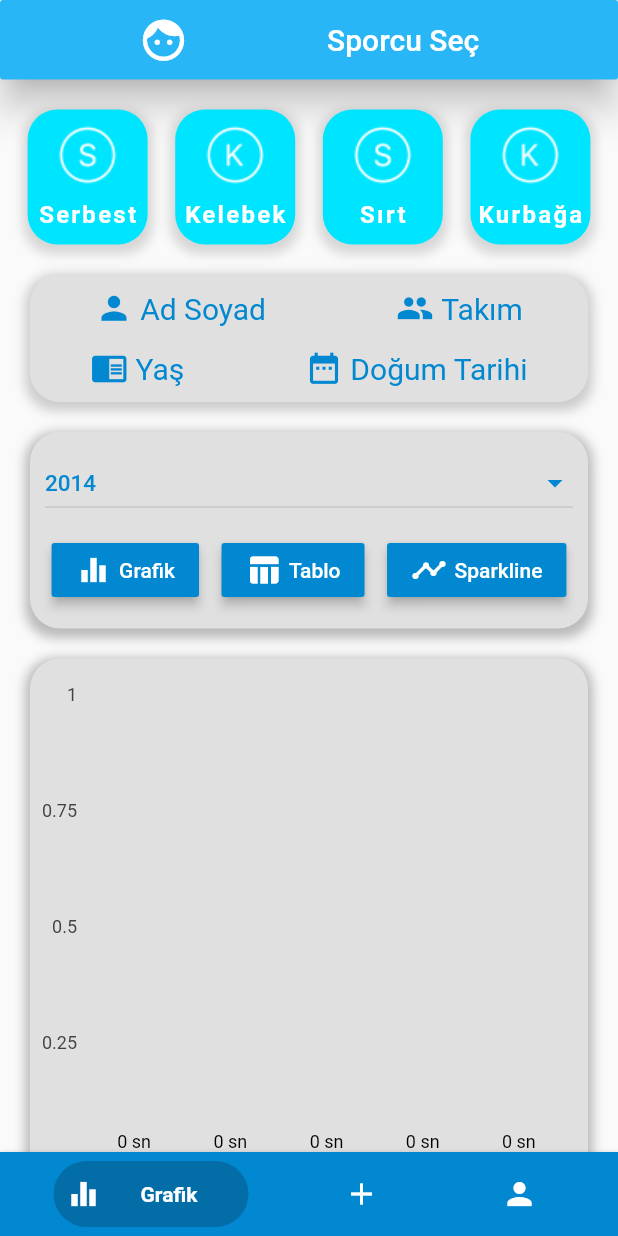
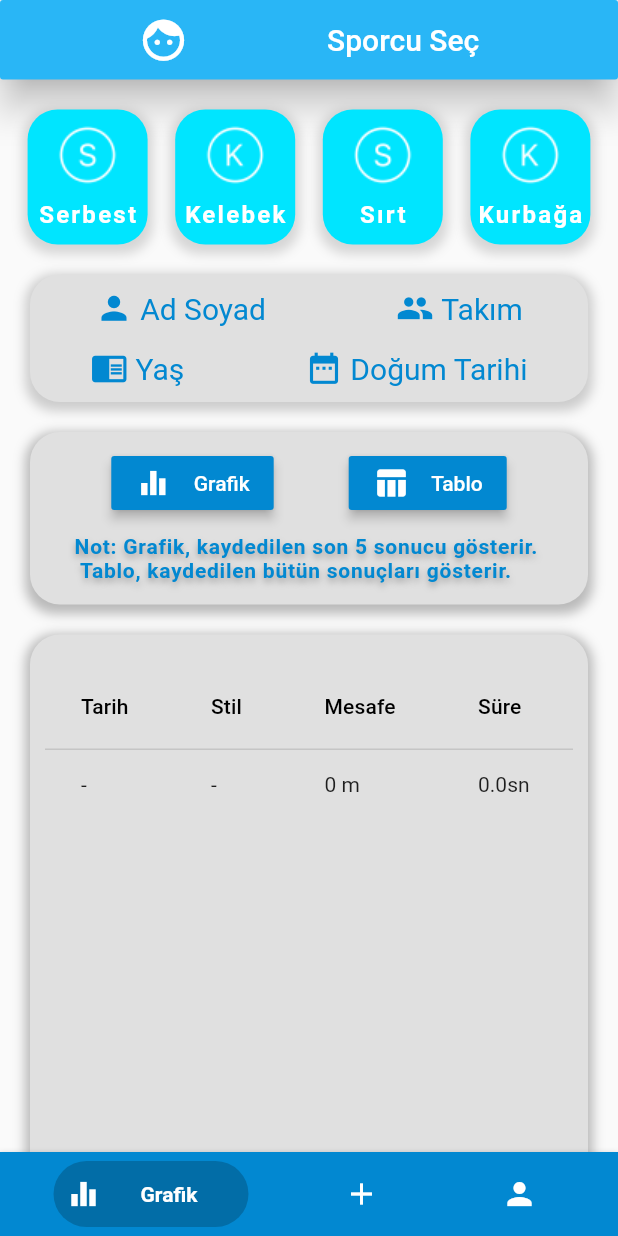
Before and after one commit to mertguven/Scoach, a Flutter app: the HomePage screen opened directly, after a tap on "Tablo", on a phone screen of 412 x 824 dp. Run offline on Flutter 3.47's test engine with Material 2 defaults, Android fonts, the phone set to English and light mode, and no system bars; drawn by our look-alikes of bottom_navy_bar; our stand-ins replace animated_text_kit, charts_flutter, cloud_firestore, firebase_auth, firebase_storage, get_it and 3 more; accounts and stored records are empty; network calls fail.

Commit message:
Grafik ekranı tablo eklendi

```diff
--- a/lib/model/swimmer.dart
+++ b/lib/model/swimmer.dart
@@ -1,17 +1,16 @@
-import 'package:time_formatter/time_formatter.dart';
-
-
 class Swimmer{
 
   final int swimmerId;
   String swimmerNameSurname;
   String swimmerTeam;
   int swimmerAge;
-  int styleTime;
+  double styleTime;
   String created;
   int mesafe;
+  int distance;
+  String style;
 
-  Swimmer({this.swimmerId, this.created, this.swimmerTeam, this.swimmerNameSurname, this.swimmerAge, this.styleTime, this.mesafe});
+  Swimmer({this.distance,this.style, this.swimmerId, this.created, this.swimmerTeam, this.swimmerNameSurname, this.swimmerAge, this.styleTime, this.mesafe});
   Map<String, dynamic> toMap(){
     return{
       'swimmerId' : swimmerId,
@@ -21,15 +20,12 @@ class Swimmer{
     };
   }
 
-  static String convertTimeStamp(timeStamp){
-    String formatted = formatTime(timeStamp).toString();
-    return formatted;
-  }
-
   Swimmer.fromMap(Map<String, dynamic> map):
         created = map['created'],
         styleTime = map['styleTime'],
         mesafe = map['mesafe'],
+        distance = map['distance'],
+        style = map['style'],
         swimmerId = map['swimmerId'],
         swimmerNameSurname = map['swimmerNameSurname'],
         swimmerTeam = map['swimmerTeam'],
@@ -38,8 +34,10 @@ class Swimmer{
 
   Map<String, dynamic> styleSave(){
     return{
+      'style' : style,
+      'distance' : distance,
       'styleTime' : styleTime,
-      'created' : "${DateTime.now().day}" + " ${DateTime.now().month}" + " ${DateTime.now().year}",
+      'created' : created,
     };
   }
 
--- a/lib/screens/home/add/enterDegrees.dart
+++ b/lib/screens/home/add/enterDegrees.dart
@@ -19,7 +19,7 @@ class _EnterDegreesPageState extends State<EnterDegreesPage> {
   int yeniYas = 0;
   int mesafe = 0;
   String stil = "Serbest";
-  int sure = 0;
+  double sure = 0;
   String yeniAdSoyad = "";
   var rnd = Random();
   bool sonSonuc;
@@ -638,7 +638,7 @@ class _EnterDegreesPageState extends State<EnterDegreesPage> {
                   fontWeight: FontWeight.w500,
                 ),
                 onSubmitted: (dynamic girilen) {
-                  int deger = int.parse(girilen);
+                  double deger = double.parse(girilen);
                   sure = deger;
                 },
               ),
@@ -669,9 +669,12 @@ class _EnterDegreesPageState extends State<EnterDegreesPage> {
       int queue = rnd.nextInt(2000);
       final _userModel = Provider.of<UserModel>(context, listen: false);
       Swimmer swimmer = Swimmer(
+        distance: mesafe,
         mesafe: mesafe,
         styleTime: sure,
         swimmerId: secilenId,
+        style: stil,
+        created: "${DateTime.now().day}" + " ${DateTime.now().month}" + " ${DateTime.now().year}",
       );
       await _userModel.setSwimmerDistance(stil, swimmer, _userModel.user, mesafe);
       bool sonuc = await _userModel.setSwimmerStyle(stil, swimmer, _userModel.user, queue, mesafe);
--- a/lib/screens/home/graph_page.dart
+++ b/lib/screens/home/graph_page.dart
@@ -25,6 +25,8 @@ class _HomeGraphState extends State<HomeGraph> {
   var veri;
   String _value = "";
   List<String> _values = new List<String>();
+  int presentation = 0;
+  List<Swimmer> veriler;
 
   @override
   void initState() {
@@ -36,6 +38,9 @@ class _HomeGraphState extends State<HomeGraph> {
       Addcharts("3 Haz", 0),
       Addcharts("4 Haz", 0),
       Addcharts("5 Haz", 0),
+    ];
+    veriler = [
+      Swimmer(created: "-", style: "-", distance: 0, styleTime: 0),
     ];
     _grafikGetir([]);
     super.initState();
@@ -315,49 +320,21 @@ class _HomeGraphState extends State<HomeGraph> {
                   ]),
               child: Column(
                 children: <Widget>[
-                  Padding(
-                    padding: EdgeInsets.symmetric(horizontal: 10),
-                    child: DropdownButton(
-                      elevation: 10,
-                      dropdownColor: Colors.grey.shade300,
-                      value: _value,
-                      isExpanded: true,
-                      iconEnabledColor: Color(0xFF0288D1),
-                      style: TextStyle(
-                        color: Color(0xFF0288D1),
-                        fontSize: 15,
-                        fontWeight: FontWeight.w500,
-                      ),
-                      hint: Text("Yıl Seç"),
-                      items: _values.map((String value) {
-                        return DropdownMenuItem(
-                          value: value,
-                          child: Row(
-                            children: <Widget>[
-                              Text(value),
-                            ],
-                          ),
-                        );
-                      }).toList(),
-                      onChanged: (String value) {
-                        setState(() {
-                          _value = value;
-                        });
-                      },
-                    ),
-                  ),
-                  SizedBox(height: 10),
                   Row(
                     mainAxisAlignment: MainAxisAlignment.center,
                     children: <Widget>[
                       RaisedButton(
-                        onPressed: () {},
+                        onPressed: () {
+                          setState(() {
+                            presentation = 0;
+                          });
+                        },
                         elevation: 3,
                         color: Color(0xFF0288D1),
                         child: Row(
                           children: <Widget>[
-                            Icon(Icons.equalizer,color: Colors.white),
-                            SizedBox(width: 5),
+                            Icon(Icons.equalizer, color: Colors.white),
+                            SizedBox(width: 15),
                             Text(
                               "Grafik",
                               style: TextStyle(color: Colors.white),
@@ -365,16 +342,20 @@ class _HomeGraphState extends State<HomeGraph> {
                           ],
                         ),
                       ),
-                      SizedBox(width: 15),
+                      SizedBox(width: 50),
                       RaisedButton(
-                        onPressed: () {},
+                        onPressed: () {
+                          setState(() {
+                            presentation = 1;
+                          });
+                        },
                         elevation: 3,
                         color: Color(0xFF0288D1),
                         child: Row(
                           mainAxisAlignment: MainAxisAlignment.spaceBetween,
                           children: <Widget>[
-                            Icon(Icons.table_chart,color: Colors.white),
-                            SizedBox(width: 5),
+                            Icon(Icons.table_chart, color: Colors.white),
+                            SizedBox(width: 15),
                             Text(
                               "Tablo",
                               style: TextStyle(color: Colors.white),
@@ -382,23 +363,23 @@ class _HomeGraphState extends State<HomeGraph> {
                           ],
                         ),
                       ),
-                      SizedBox(width: 15),
-                      RaisedButton(
-                        onPressed: () {},
-                        elevation: 3,
-                        color: Color(0xFF0288D1),
-                        child: Row(
-                          children: <Widget>[
-                            Icon(Icons.timeline,color: Colors.white),
-                            SizedBox(width: 5),
-                            Text(
-                              "Sparkline",
-                              style: TextStyle(color: Colors.white),
-                            )
                     ],
                   ),
-                      )
+                  SizedBox(height: 10),
+                  Text(
+                    "Not: Grafik, kaydedilen son 5 sonucu gösterir. \n Tablo, kaydedilen bütün sonuçları gösterir.",
+                    style: TextStyle(
+                      color: Color(0xFF0288D1),
+                      fontWeight: FontWeight.bold,
+                      letterSpacing: 0.5,
+                      shadows: [
+                        Shadow(
+                          color: Colors.grey,
+                          blurRadius: 6,
+                          offset: Offset(0, 3),
+                        ),
                       ],
+                    ),
                   ),
                   SizedBox(height: 5),
                 ],
@@ -421,7 +402,7 @@ class _HomeGraphState extends State<HomeGraph> {
                       offset: Offset(0, 3), // changes position of shadow
                     ),
                   ]),
-              child: chartdisplay,
+              child: presentation == 0 ? chartdisplay : _table(veriler),
             ),
           ],
         ),
@@ -472,8 +453,10 @@ class _HomeGraphState extends State<HomeGraph> {
                                 ],
                               ),
                               child: ListTile(
-                                onTap: () => _veriCek(db, _userModel, sonuc,
-                                    swimmer, style, index),
+                                onTap: () {
+                                  _veriCek(db, _userModel, sonuc, swimmer,
+                                      style, index);
+                                },
                                 trailing: Icon(
                                   Icons.arrow_forward_ios,
                                   color: Color(0xFF29B6F6),
@@ -661,43 +644,93 @@ class _HomeGraphState extends State<HomeGraph> {
       Swimmer swimmer,
       String style,
       int index) async {
-    List<Swimmer> deneme = await db.getSelectedInformation(
+    List<Swimmer> gelenVeri = await db.getSelectedInformation(
         userModel.user, swimmer, style, sonuc.data[index].mesafe);
-    _grafikGetir(deneme);
+    _grafikGetir(gelenVeri);
+    veriler = gelenVeri;
     Navigator.pop(context);
+  }
+
+  Widget _table(List<Swimmer> veriler) {
+    return Padding(
+      padding: const EdgeInsets.all(10.0),
+      child: SingleChildScrollView(
+        scrollDirection: Axis.vertical,
+        physics: AlwaysScrollableScrollPhysics(),
+        child: DataTable(
+          columnSpacing: 50,
+          columns: [
+            DataColumn(label: Text('Tarih')),
+            DataColumn(label: Text('Stil')),
+            DataColumn(label: Text('Mesafe')),
+            DataColumn(label: Text('Süre')),
+          ],
+          rows: veriler
+              .map(
+                (veri) => DataRow(cells: [
+                  DataCell(Text(veri.created.toString())),
+                  DataCell(Text(veri.style.toString())),
+                  DataCell(Text(veri.distance.toString() + " m")),
+                  DataCell(Text(veri.styleTime.toString() + "sn")),
+                ]),
+              )
+              .toList(),
+        ),
+      ),
+    );
   }
 
   _grafikGetir(List<Swimmer> deneme) {
     if (deneme.length < 5) {
       if (deneme.length == 4) {
         var data = [
-          Addcharts("1", deneme[deneme.length - 4].styleTime),
-          Addcharts("2", deneme[deneme.length - 3].styleTime),
-          Addcharts("3", deneme[deneme.length - 2].styleTime),
-          Addcharts("4", deneme[deneme.length - 1].styleTime),
+          Addcharts(deneme[deneme.length - 4].created,
+              deneme[deneme.length - 4].styleTime),
+          Addcharts(deneme[deneme.length - 3].created,
+              deneme[deneme.length - 3].styleTime),
+          Addcharts(deneme[deneme.length - 2].created,
+              deneme[deneme.length - 2].styleTime),
+          Addcharts(deneme[deneme.length - 1].created,
+              deneme[deneme.length - 1].styleTime),
         ];
         veri = data;
       } else if (deneme.length == 3) {
         var data = [
-          Addcharts("1", deneme[deneme.length - 3].styleTime),
-          Addcharts("2", deneme[deneme.length - 2].styleTime),
-          Addcharts("3", deneme[deneme.length - 1].styleTime),
+          Addcharts(deneme[deneme.length - 3].created,
+              deneme[deneme.length - 3].styleTime),
+          Addcharts(deneme[deneme.length - 2].created,
+              deneme[deneme.length - 2].styleTime),
+          Addcharts(deneme[deneme.length - 1].created,
+              deneme[deneme.length - 1].styleTime),
         ];
         veri = data;
       } else if (deneme.length == 2) {
         var data = [
-          Addcharts("1", deneme[deneme.length - 2].styleTime),
-          Addcharts("2", deneme[deneme.length - 1].styleTime),
+          Addcharts(deneme[deneme.length - 2].created,
+              deneme[deneme.length - 2].styleTime),
+          Addcharts(deneme[deneme.length - 1].created,
+              deneme[deneme.length - 1].styleTime),
+        ];
+        veri = data;
+      } else if (deneme.length == 1) {
+        var data = [
+          Addcharts(deneme[deneme.length - 1].created,
+              deneme[deneme.length - 1].styleTime),
         ];
         veri = data;
       }
     } else if (deneme.length >= 5) {
       var data = [
-        Addcharts("1", deneme[deneme.length - 5].styleTime),
-        Addcharts("2", deneme[deneme.length - 4].styleTime),
-        Addcharts("3", deneme[deneme.length - 3].styleTime),
-        Addcharts("4", deneme[deneme.length - 2].styleTime),
-        Addcharts("5", deneme[deneme.length - 1].styleTime),
+        Addcharts(deneme[deneme.length - 5].created,
+            deneme[deneme.length - 5].styleTime),
+        Addcharts(deneme[deneme.length - 4].created,
+            deneme[deneme.length - 4].styleTime),
+        Addcharts(deneme[deneme.length - 3].created,
+            deneme[deneme.length - 3].styleTime),
+        Addcharts(deneme[deneme.length - 2].created,
+            deneme[deneme.length - 2].styleTime),
+        Addcharts(deneme[deneme.length - 1].created,
+            deneme[deneme.length - 1].styleTime),
       ];
       veri = data;
     } else {
@@ -718,8 +751,7 @@ class _HomeGraphState extends State<HomeGraph> {
             id: "Grafik",
             data: veri,
             labelAccessorFn: (Addcharts addcharts, _) =>
-            '${addcharts.time.toString()} sn'
-        ),
+                '${addcharts.time.toString()} sn'),
       ];
       chartdisplay = charts.BarChart(
         series,
--- a/pubspec.yaml
+++ b/pubspec.yaml
@@ -34,7 +34,6 @@ dependencies:
   animated_text_kit: ^2.2.0
   charts_flutter: ^0.9.0
   flutter_sparkline: ^0.1.0
-  time_formatter: ^1.0.0
 
 dev_dependencies:
   flutter_test:
```
Also changed, not shown: pubspec.lock. Lines whose indentation alone changed are shown as unchanged.
